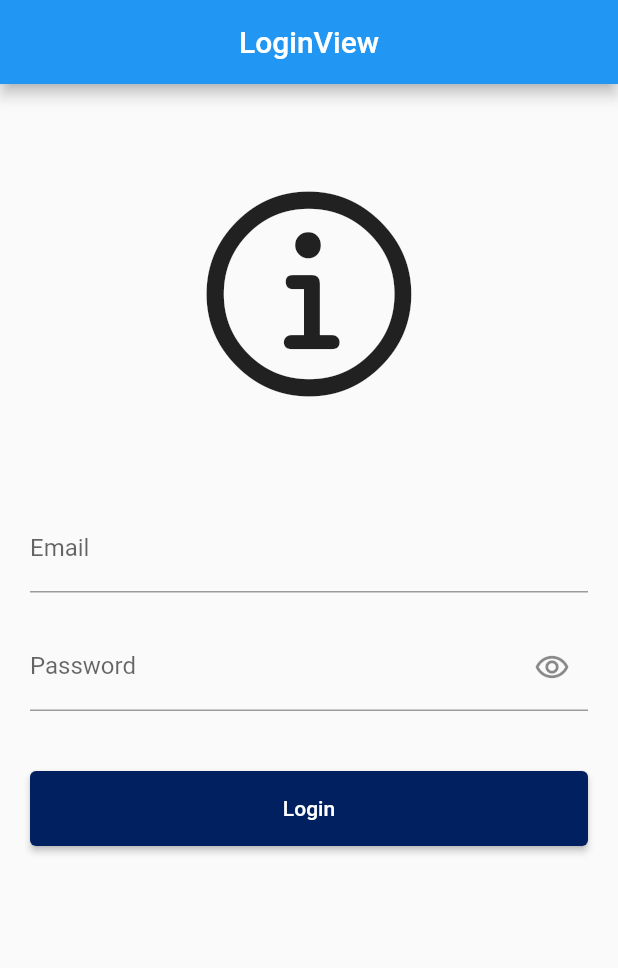
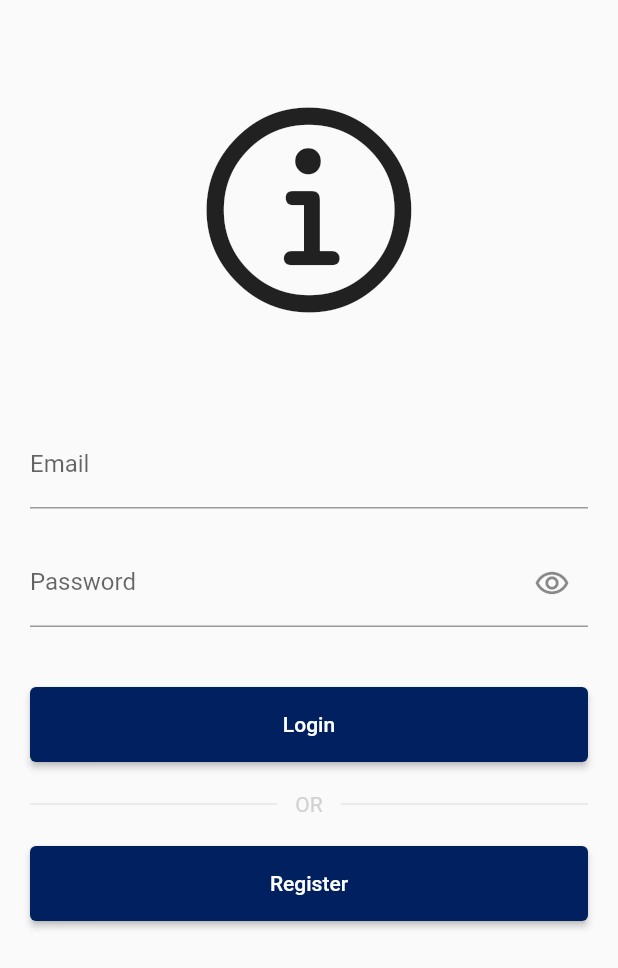
Before and after one commit to bayuleo/Netzme, a Flutter app: the screen it shows after launch, on a phone screen of 412 x 824 dp. Shown: the top 968 px of the screen. Run offline on Flutter 3.47's test engine with Material 2 defaults, Android fonts, the phone set to English and light mode, and no system bars; our stand-ins replace cloud_firestore, firebase_core, flutter_screenutil, fluttertoast, get, hive and 1 more; missing offline and left inert: confirm_dialog; accounts and stored records are empty.

Commit message:
add register

```diff
--- a/lib/app/data/repository/auth_repository.dart
+++ b/lib/app/data/repository/auth_repository.dart
@@ -1,6 +1,8 @@
 import 'package:boiler_plate_getx/app/data/local/auth_local_data_source.dart';
+import 'package:boiler_plate_getx/app/data/model/param_register.dart';
 import 'package:boiler_plate_getx/app/data/model/response_auth.dart';
 import 'package:boiler_plate_getx/app/data/model/response_auth_data.dart';
+import 'package:boiler_plate_getx/app/data/model/response_general.dart';
 import 'package:boiler_plate_getx/app/data/remote/auth_data_source.dart';
 import 'package:get/get.dart';
 
@@ -12,6 +14,7 @@ abstract class AuthRepository {
     required String email,
     required String password,
   });
+  Future<ResponseGeneral> register(ParamRegister param);
 }
 
 class AuthRepositoryImpl implements AuthRepository {
@@ -38,4 +41,9 @@ class AuthRepositoryImpl implements AuthRepository {
       {required String email, required String password}) {
     return _authRemoteDataSource.login(email: email, password: password);
   }
+
+  @override
+  Future<ResponseGeneral> register(ParamRegister param) {
+    return _authRemoteDataSource.register(param);
+  }
 }
--- a/lib/app/modules/login/controllers/login_controller.dart
+++ b/lib/app/modules/login/controllers/login_controller.dart
@@ -28,6 +28,10 @@ class LoginController extends GetxController {
     super.onClose();
   }
 
+  void onClickRegister() {
+    Get.toNamed(Routes.REGISTER);
+  }
+
   void onClickLogin() {
     FocusScope.of(Get.context!).unfocus();
     if (loginKey.currentState!.validate()) {
--- a/lib/app/modules/login/views/login_view.dart
+++ b/lib/app/modules/login/views/login_view.dart
@@ -11,10 +11,6 @@ class LoginView extends GetView<LoginController> with Validation {
   @override
   Widget build(BuildContext context) {
     return Scaffold(
-      appBar: AppBar(
-        title: const Text('LoginView'),
-        centerTitle: true,
-      ),
       body: SingleChildScrollView(
         child: GestureDetector(
           behavior: HitTestBehavior.translucent,
@@ -72,6 +68,38 @@ class LoginView extends GetView<LoginController> with Validation {
                     },
                     child: const Text('Login'),
                   ),
+                  const SizedBox(
+                    height: 20,
+                  ),
+                  const Row(
+                    children: [
+                      Flexible(child: Divider()),
+                      SizedBox(
+                        width: 12,
+                      ),
+                      Text(
+                        'OR',
+                        style: TextStyle(color: shadowColor),
+                      ),
+                      SizedBox(
+                        width: 12,
+                      ),
+                      Flexible(child: Divider()),
+                    ],
+                  ),
+                  const SizedBox(
+                    height: 20,
+                  ),
+                  ElevatedButton(
+                    style: ElevatedButton.styleFrom(
+                      backgroundColor: primaryColor,
+                      minimumSize: const Size.fromHeight(50),
+                    ),
+                    onPressed: () {
+                      controller.onClickRegister();
+                    },
+                    child: const Text('Register'),
+                  ),
                 ],
               ),
             ),
--- a/lib/app/routes/app_pages.dart
+++ b/lib/app/routes/app_pages.dart
@@ -6,6 +6,8 @@ import '../modules/home/bindings/home_binding.dart';
 import '../modules/home/views/home_view.dart';
 import '../modules/login/bindings/login_binding.dart';
 import '../modules/login/views/login_view.dart';
+import '../modules/register/bindings/register_binding.dart';
+import '../modules/register/views/register_view.dart';
 
 part 'app_routes.dart';
 
@@ -30,5 +32,10 @@ class AppPages {
       page: () => const DetailView(),
       binding: DetailBinding(),
     ),
+    GetPage(
+      name: _Paths.REGISTER,
+      page: () => const RegisterView(),
+      binding: RegisterBinding(),
+    ),
   ];
 }
--- a/lib/app/routes/app_routes.dart
+++ b/lib/app/routes/app_routes.dart
@@ -6,6 +6,7 @@ abstract class Routes {
   static const HOME = _Paths.HOME;
   static const LOGIN = _Paths.LOGIN;
   static const DETAIL = _Paths.DETAIL;
+  static const REGISTER = _Paths.REGISTER;
 }
 
 abstract class _Paths {
@@ -13,4 +14,5 @@ abstract class _Paths {
   static const HOME = '/home';
   static const LOGIN = '/login';
   static const DETAIL = '/detail';
+  static const REGISTER = '/register';
 }
```
Also changed, not shown: lib/app/data/model/param_register.dart (added, +22 -0 lines), lib/app/data/remote/auth_data_source.dart (+21 -0 lines), lib/app/modules/register/bindings/register_binding.dart (added, +12 -0 lines), lib/app/modules/register/controllers/register_controller.dart (added, +58 -0 lines), lib/app/modules/register/views/register_view.dart (added, +74 -0 lines).
